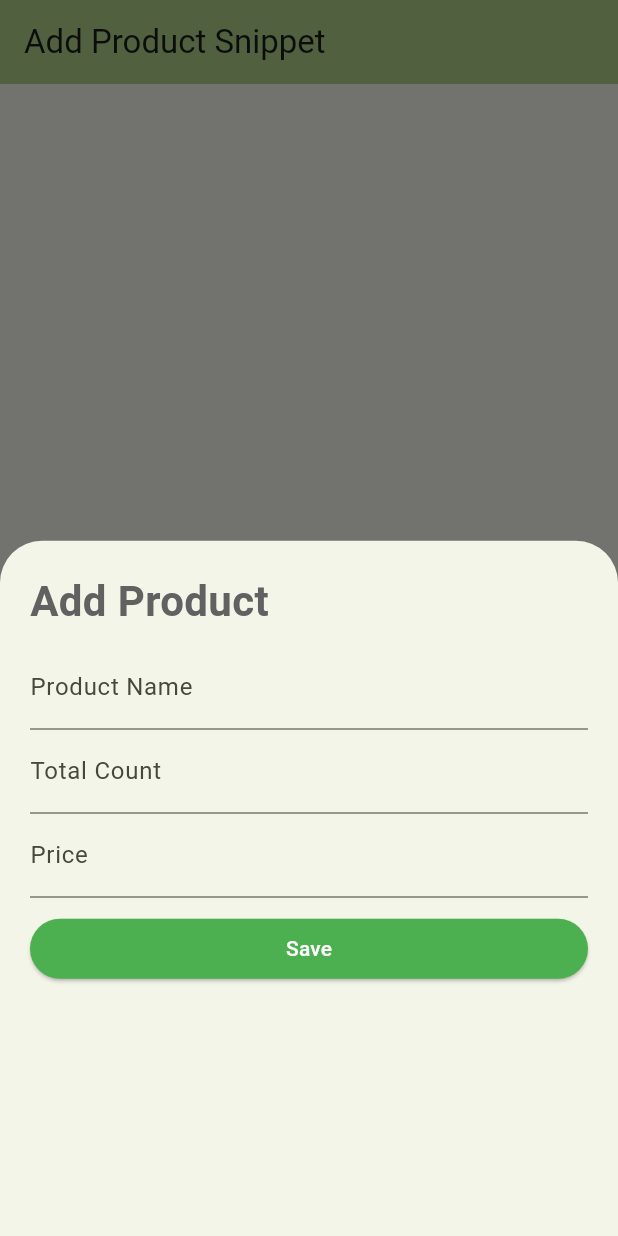
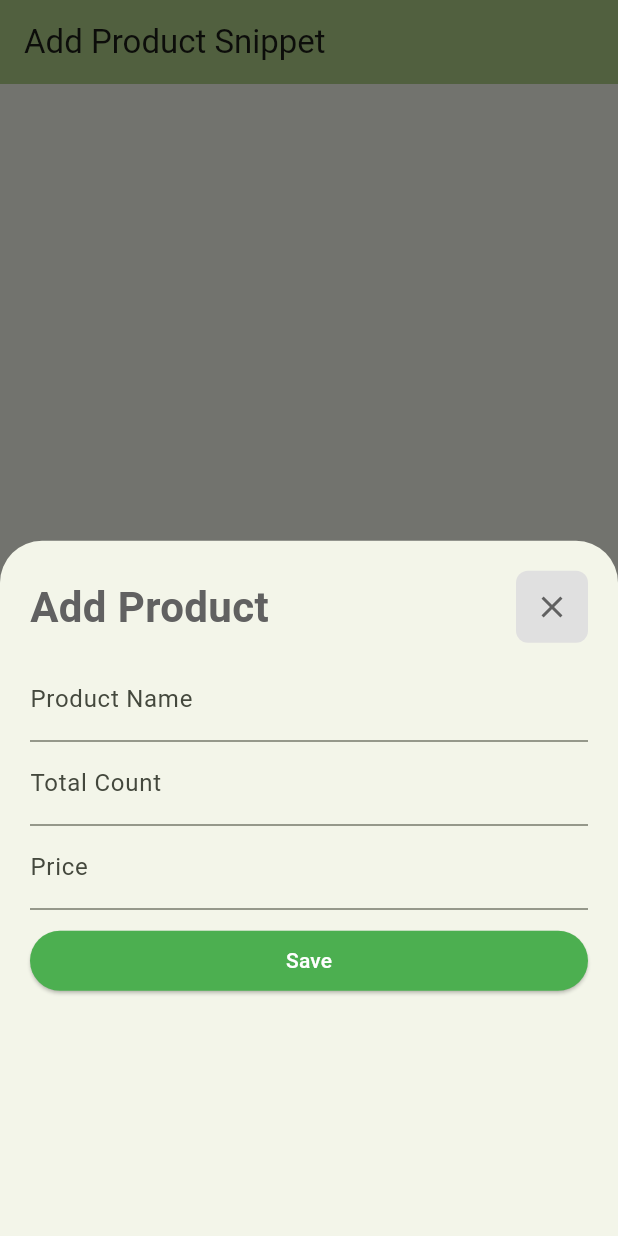
Before and after one commit to rising-dancho/modal_bottom_sheet, a Flutter app: the screen it shows after launch, after a tap on the "add" icon, on a phone screen of 412 x 824 dp. Run offline on Flutter 3.47's test engine with Material 3 defaults, Android fonts, the phone set to English and light mode, and no system bars.

Commit message:
feat: added a close button for the modal

```diff
--- a/lib/widgets/add_product.dart
+++ b/lib/widgets/add_product.dart
@@ -15,6 +15,9 @@ class _AddProductState extends State<AddProduct> {
       child: Column(
         crossAxisAlignment: CrossAxisAlignment.start,
         children: [
+          Row(
+            mainAxisAlignment: MainAxisAlignment.spaceBetween,
+            children: [
               Text(
                 "Add Product",
                 style: TextStyle(
@@ -22,6 +25,21 @@ class _AddProductState extends State<AddProduct> {
                   fontSize: 28,
                   color: Colors.grey[700],
                 ),
+              ),
+              Container(
+                decoration: BoxDecoration(
+                  color: Colors.grey[300], // background color
+                  borderRadius: BorderRadius.circular(8), // rounded corners
+                ),
+                child: IconButton(
+                  icon: Icon(Icons.close),
+                  color: Colors.grey[700], // icon color
+                  onPressed: () {
+                    Navigator.pop(context);
+                  },
+                ),
+              ),
+            ],
           ),
           const SizedBox(height: 10),
           TextField(decoration: InputDecoration(labelText: "Product Name")),
```
Lines whose indentation alone changed are shown as unchanged.
